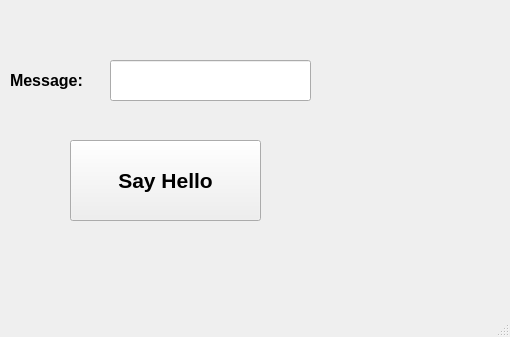
waterfall49/PROG1700-w0411909, file In Class/GUI/helloworld.ui: the form before one commit.
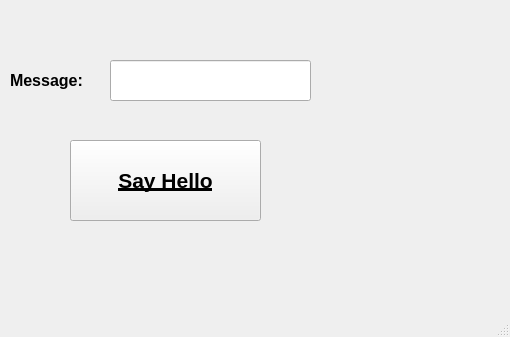
The form after the commit.

```diff
--- a/In Class/GUI/helloworld.ui
+++ b/In Class/GUI/helloworld.ui
@@ -35,6 +35,7 @@
       <pointsize>16</pointsize>
       <weight>75</weight>
       <bold>true</bold>
+      <underline>true</underline>
      </font>
     </property>
     <property name="text">
```
